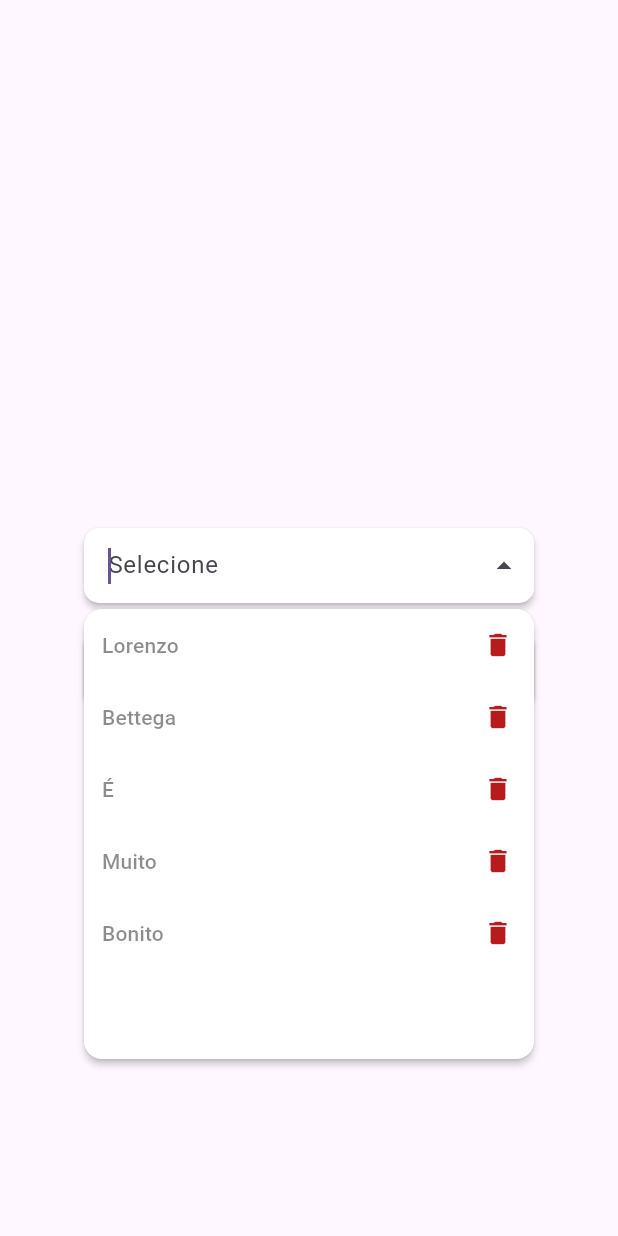
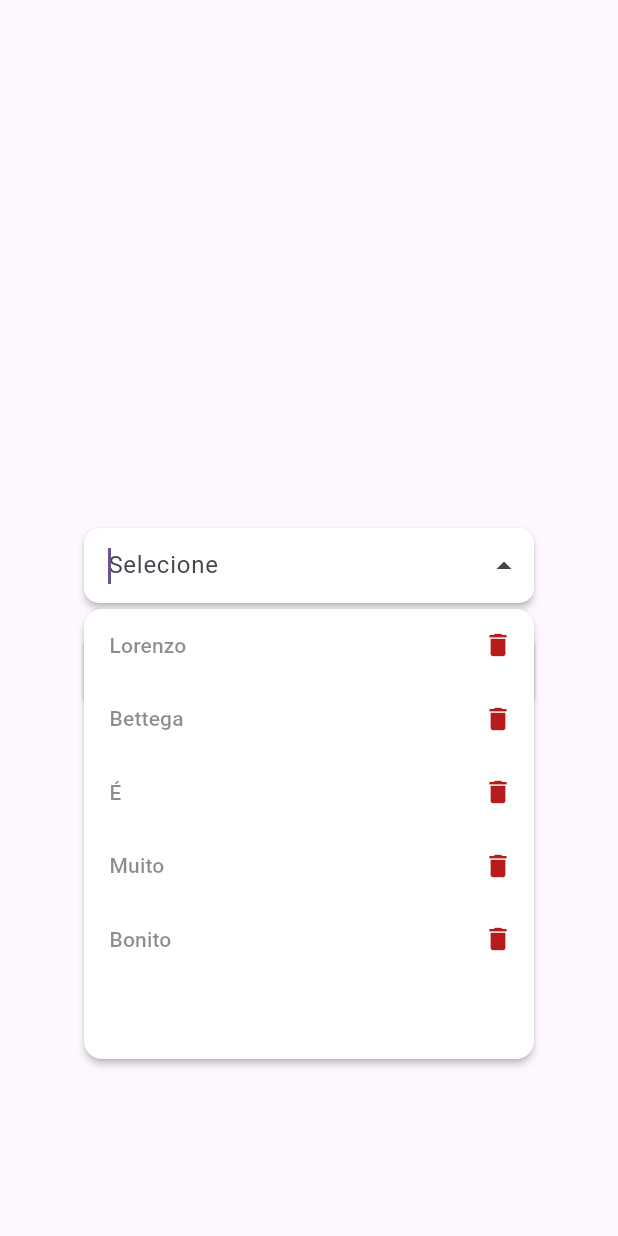
Before and after one commit to Lorenzobettega/simplesearchdropdown, a Flutter app: the screen it shows after launch, after a tap on "Selecione", on a phone screen of 412 x 824 dp. Run offline on Flutter 3.47's test engine with Material 2 defaults, Android fonts, the light colour scheme and no system bars; missing offline and left inert: stringr.

Commit message:
ListView Formatter

```diff
--- a/lib/single/listview.dart
+++ b/lib/single/listview.dart
@@ -58,8 +58,9 @@ class NovoListView extends StatelessWidget {
         duration: animationDuration ?? const Duration(milliseconds: 100),
         height: dialogHeight,
         width: width,
-        child: ListView.builder(
+        child: ListView.separated(
           itemCount: listaFiltrada.length + (addMode ? 1 : 0),
+          separatorBuilder: (context, index) => const SizedBox(height: 1,),
           itemBuilder: (context, index) {
             if (index == listaFiltrada.length && addMode) {
               if(controllerBar.text != ''){
@@ -89,6 +90,8 @@ class NovoListView extends StatelessWidget {
               return Row(
                 children: [
                   Expanded(
+                    child: Padding(
+                      padding: const EdgeInsets.symmetric(horizontal: 5),
                       child: TextButton(
                           style: ButtonStyle(
                             backgroundColor: MaterialStateProperty.resolveWith<Color>(
@@ -99,9 +102,7 @@ class NovoListView extends StatelessWidget {
                                 return Colors.transparent;
                               },
                             ),
-                          shape: MaterialStateProperty.all<OutlinedBorder>(
-                              const RoundedRectangleBorder(
-                                  borderRadius: BorderRadius.zero)),
+                            shape: MaterialStateProperty.all<OutlinedBorder>(RoundedRectangleBorder(borderRadius: BorderRadius.circular(10))),
                             overlayColor:
                                 MaterialStatePropertyAll(hoverColor ?? Colors.grey.shade100),
                           ),
@@ -118,6 +119,7 @@ class NovoListView extends StatelessWidget {
                                             const TextStyle(color: Colors.black45)),
                                   ))),
                     ),
+                  ),
                   deleteMode ? dialogActionWidget ?? IconButton(
                     onPressed: (){
                       onClear(listaFiltrada[index]);
```
Also changed, not shown: lib/multiple/content_dialog_multiple.dart (+6 -3 lines). Lines whose indentation alone changed are shown as unchanged.
